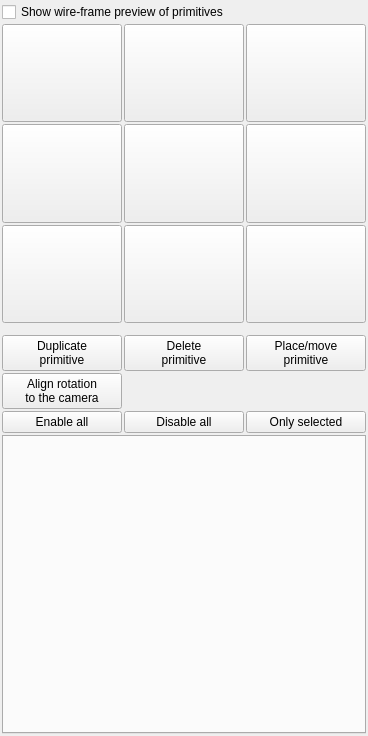
Above: mandelbulber2/qt/primitives_manager.ui from buddhi1980/mandelbulber2 before the change. Below: the same form after it.
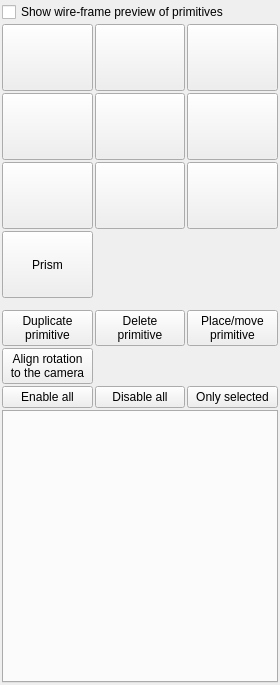
That is the form after the change. Icons and pictures are not drawn. Custom widgets are drawn as their Qt base class.

Commit message: Added primitive prism. TODO: OpenCL code and icon

```diff
--- a/mandelbulber2/qt/primitives_manager.ui
+++ b/mandelbulber2/qt/primitives_manager.ui
@@ -6,8 +6,8 @@
    <rect>
     <x>0</x>
     <y>0</y>
-    <width>368</width>
-    <height>736</height>
+    <width>280</width>
+    <height>685</height>
    </rect>
   </property>
   <property name="windowTitle">
@@ -238,7 +238,26 @@
        </property>
        <property name="icon">
         <iconset resource="icons.qrc">
-         <normaloff>:/primitives/icons/sphere.png</normaloff>:/primitives/icons/sphere.png</iconset>
+         <normaloff>:/primitives/icons/rectangle.png</normaloff>:/primitives/icons/rectangle.png</iconset>
+       </property>
+       <property name="iconSize">
+        <size>
+         <width>32</width>
+         <height>32</height>
+        </size>
+       </property>
+      </widget>
+     </item>
+     <item row="4" column="0">
+      <widget class="QPushButton" name="pushButton_add_primitive_prism">
+       <property name="sizePolicy">
+        <sizepolicy hsizetype="Minimum" vsizetype="Minimum">
+         <horstretch>0</horstretch>
+         <verstretch>1</verstretch>
+        </sizepolicy>
+       </property>
+       <property name="text">
+        <string>Prism</string>
        </property>
        <property name="iconSize">
         <size>
```
Left out of the diff: 114 changed lines with no effect on the pictures. The commit also changes 11 other files.
